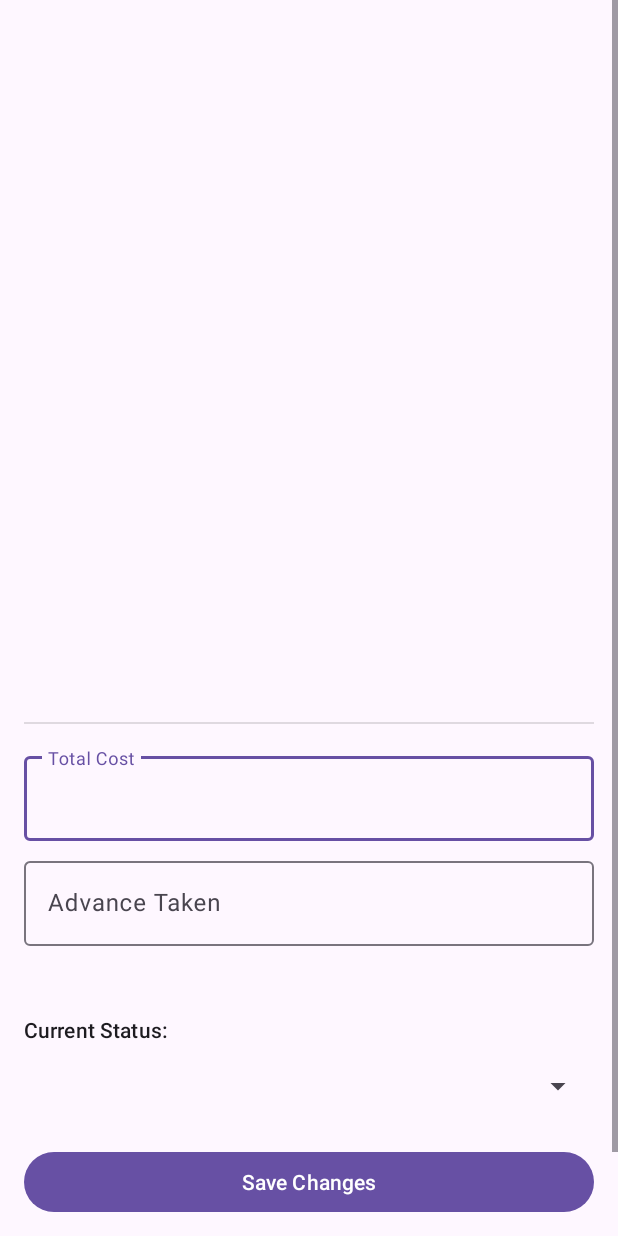
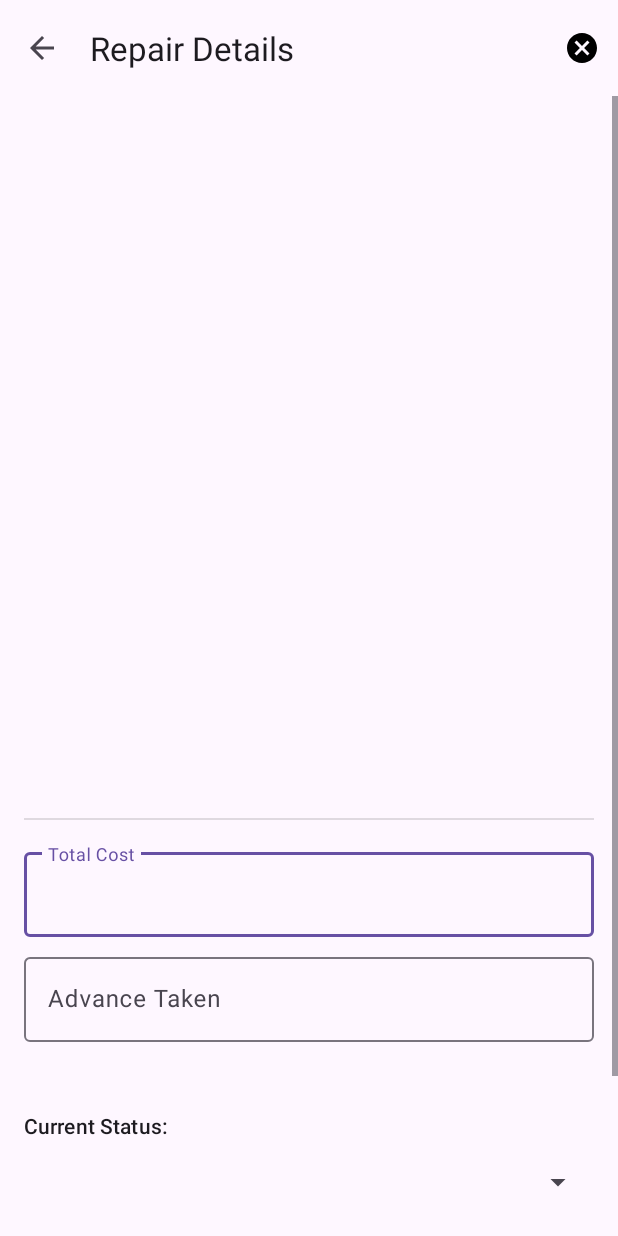
Before and after one commit to milindpsm/MobileRepairShop, an Android app: the RepairDetailActivity screen opened directly, with no data from a screen before it, on a phone screen of 412 x 824 dp. Run offline under Robolectric (Android 15) with nearby library versions, the phone set to English and light mode, and no system bars; pictures from the network do not load; 1 statement that could not run was skipped.

```diff
--- a/app/src/main/java/com/example/mobilerepairshop/data/RepairRepository.kt
+++ b/app/src/main/java/com/example/mobilerepairshop/data/RepairRepository.kt
@@ -42,4 +42,7 @@ class RepairRepository(private val repairDao: RepairDao) {
     suspend fun update(repair: Repair) {
         repairDao.update(repair)
     }
+    suspend fun delete(repair: Repair) {
+        repairDao.delete(repair)
+    }
 }
--- a/app/src/main/java/com/example/mobilerepairshop/data/local/RepairDao.kt
+++ b/app/src/main/java/com/example/mobilerepairshop/data/local/RepairDao.kt
@@ -1,6 +1,7 @@
 package com.example.mobilerepairshop.data.local
 
 import androidx.room.Dao
+import androidx.room.Delete // <-- This is the missing import you found!
 import androidx.room.Insert
 import androidx.room.Query
 import androidx.room.Update
@@ -17,6 +18,9 @@ interface RepairDao {
     @Update
     suspend fun update(repair: Repair)
 
+    @Delete
+    suspend fun delete(repair: Repair)
+
     @Query("SELECT * FROM repairs_table WHERE id = :id")
     fun getRepairById(id: Long): Flow<Repair?>
 
@@ -26,7 +30,6 @@ interface RepairDao {
     @Query("SELECT * FROM repairs_table WHERE customerName LIKE '%' || :searchQuery || '%' OR customerContact LIKE '%' || :searchQuery || '%' ORDER BY dateAdded DESC")
     fun searchDatabase(searchQuery: String): Flow<List<Repair>>
 
-    // --- THIS IS THE NEW, MORE POWERFUL QUERY ---
     @Query("""
         SELECT
             (SELECT COUNT(*) FROM repairs_table WHERE dateAdded BETWEEN :startDate AND :endDate) as inCount,
@@ -37,7 +40,6 @@ interface RepairDao {
             (SELECT SUM(totalCost - advanceTaken) FROM repairs_table WHERE status != 'Out' AND dateAdded BETWEEN :startDate AND :endDate) as upcomingRevenue
     """)
     fun getStats(startDate: Long, endDate: Long): Flow<DashboardStats?>
-    // --- END OF NEW QUERY ---
 
     @Query("SELECT COUNT(*) FROM repairs_table WHERE status = 'Pending'")
     fun getPendingCount(): Flow<Int>
--- a/app/src/main/java/com/example/mobilerepairshop/ui/viewmodel/RepairViewModel.kt
+++ b/app/src/main/java/com/example/mobilerepairshop/ui/viewmodel/RepairViewModel.kt
@@ -35,6 +35,11 @@ class RepairViewModel(private val repository: RepairRepository) : ViewModel() {
         repository.update(repair)
     }
 
+    fun delete(repair: Repair) = viewModelScope.launch {
+        repository.delete(repair)
+    }
+
+
     fun getRepairById(id: Long): LiveData<Repair?> {
         return repository.getRepairById(id).asLiveData()
     }
@@ -46,6 +51,7 @@ class RepairViewModel(private val repository: RepairRepository) : ViewModel() {
     fun getStatsForPeriod(startDate: Long, endDate: Long): LiveData<DashboardStats?> {
         return repository.getStatsForPeriod(startDate, endDate).asLiveData()
     }
+
 }
 
 /**
--- /dev/null
+++ b/app/src/main/res/drawable/ic_baseline_delete_24.xml
@@ -0,0 +1,5 @@
+<vector xmlns:android="http://schemas.android.com/apk/res/android" android:height="24dp" android:tint="#000000" android:viewportHeight="24" android:viewportWidth="24" android:width="24dp">
+
+    <path android:fillColor="@android:color/white" android:pathData="M12,2C6.47,2 2,6.47 2,12s4.47,10 10,10 10,-4.47 10,-10S17.53,2 12,2zM17,15.59L15.59,17 12,13.41 8.41,17 7,15.59 10.59,12 7,8.41 8.41,7 12,10.59 15.59,7 17,8.41 13.41,12 17,15.59z"/>
+
+</vector>
--- /dev/null
+++ b/app/src/main/res/drawable/ic_baseline_refresh_24.xml
@@ -0,0 +1,5 @@
+<vector xmlns:android="http://schemas.android.com/apk/res/android" android:height="24dp" android:tint="#000000" android:viewportHeight="24" android:viewportWidth="24" android:width="24dp">
+
+    <path android:fillColor="@android:color/white" android:pathData="M12,6v3l4,-4 -4,-4v3c-4.42,0 -8,3.58 -8,8 0,1.57 0.46,3.03 1.24,4.26L6.7,14.8c-0.45,-0.83 -0.7,-1.79 -0.7,-2.8 0,-3.31 2.69,-6 6,-6zM18.76,7.74L17.3,9.2c0.44,0.84 0.7,1.79 0.7,2.8 0,3.31 -2.69,6 -6,6v-3l-4,4 4,4v-3c4.42,0 8,-3.58 8,-8 0,-1.57 -0.46,-3.03 -1.24,-4.26z"/>
+
+</vector>
--- a/app/src/main/res/layout/activity_repair_detail.xml
+++ b/app/src/main/res/layout/activity_repair_detail.xml
@@ -1,10 +1,27 @@
 <?xml version="1.0" encoding="utf-8"?>
-<ScrollView xmlns:android="http://schemas.android.com/apk/res/android"
+<LinearLayout xmlns:android="http://schemas.android.com/apk/res/android"
     xmlns:app="http://schemas.android.com/apk/res-auto"
     xmlns:tools="http://schemas.android.com/tools"
     android:layout_width="match_parent"
     android:layout_height="match_parent"
+    android:orientation="vertical"
     tools:context=".RepairDetailActivity">
+
+    <!-- NEW: Added Toolbar -->
+    <com.google.android.material.appbar.AppBarLayout
+        android:layout_width="match_parent"
+        android:layout_height="wrap_content">
+
+        <com.google.android.material.appbar.MaterialToolbar
+            android:id="@+id/toolbar"
+            android:layout_width="match_parent"
+            android:layout_height="?attr/actionBarSize" />
+
+    </com.google.android.material.appbar.AppBarLayout>
+
+    <ScrollView
+        android:layout_width="match_parent"
+        android:layout_height="match_parent">
 
         <LinearLayout
             android:layout_width="match_parent"
@@ -19,6 +36,7 @@
                 android:textAppearance="?attr/textAppearanceHeadlineSmall"
                 tools:text="Repair ID: 2024-001" />
 
+            <!-- The rest of your layout is exactly the same... -->
             <ImageView
                 android:id="@+id/detailImageViewPhone"
                 android:layout_width="250dp"
@@ -140,3 +158,5 @@
 
         </LinearLayout>
     </ScrollView>
+
+</LinearLayout>
--- /dev/null
+++ b/app/src/main/res/menu/detail_menu.xml
@@ -0,0 +1,9 @@
+<?xml version="1.0" encoding="utf-8"?>
+<menu xmlns:android="http://schemas.android.com/apk/res/android"
+    xmlns:app="http://schemas.android.com/apk/res-auto">
+    <item
+        android:id="@+id/action_delete"
+        android:icon="@drawable/ic_baseline_delete_24"
+        android:title="Delete"
+        app:showAsAction="ifRoom" />
+</menu>
```
Also changed, not shown: app/src/main/java/com/example/mobilerepairshop/MainActivity.kt (+27 -16 lines), app/src/main/java/com/example/mobilerepairshop/RepairDetailActivity.kt (+55 -12 lines), app/src/main/res/menu/main_menu.xml (added, +9 -0 lines). Lines whose indentation alone changed are shown as unchanged.
